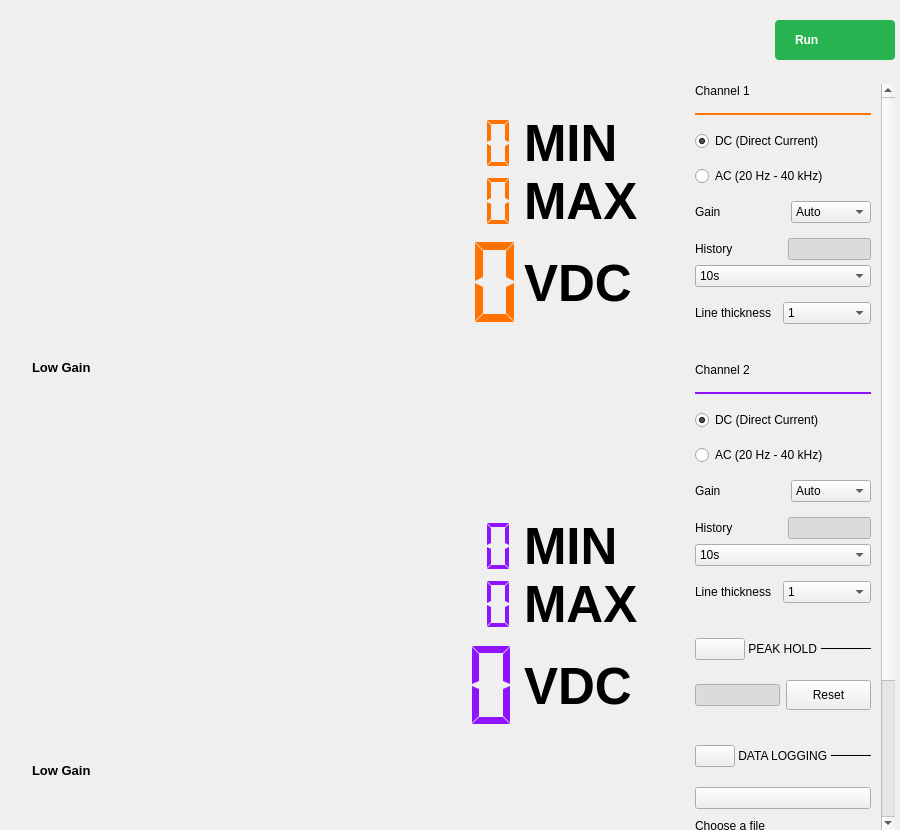
Above: ui/dmm.ui from analogdevicesinc/scopy before the change. Below: the same form after it.
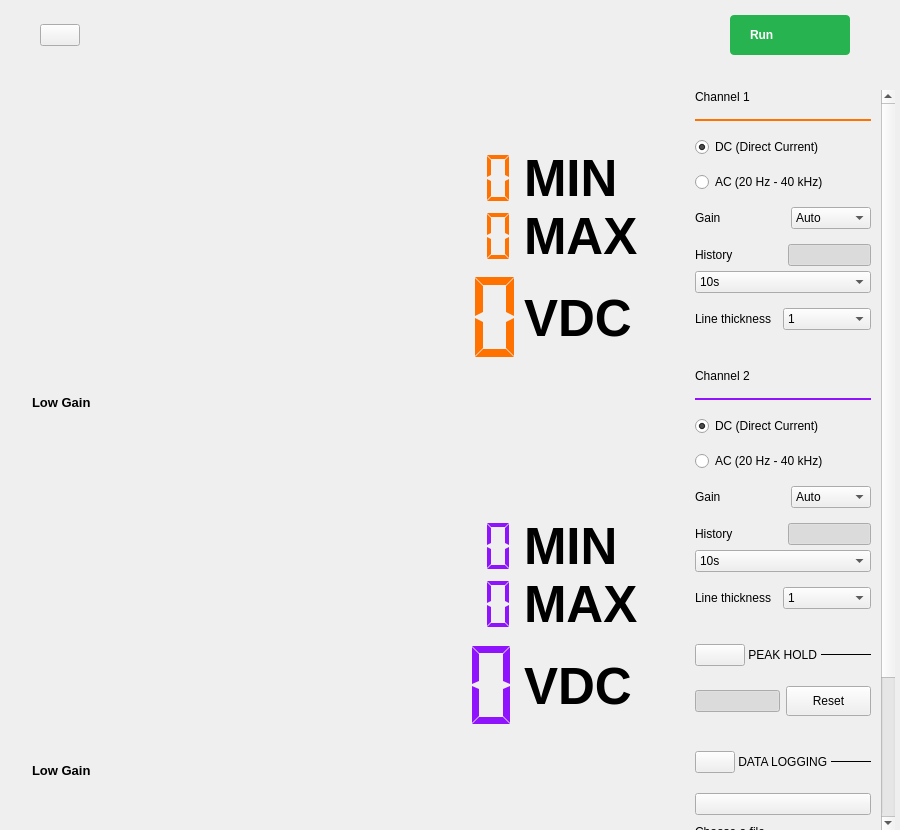
That is the form after the change. Icons and pictures are not drawn. Custom widgets are drawn as their Qt base class.

Commit message: Tools: Added help button for each tool

Patch:
```diff
--- a/ui/dmm.ui
+++ b/ui/dmm.ui
@@ -16,11 +16,131 @@
     <verstretch>0</verstretch>
    </sizepolicy>
   </property>
-  <layout class="QHBoxLayout" name="horizontalLayout">
+  <layout class="QVBoxLayout" name="verticalLayout_10">
    <property name="spacing">
     <number>0</number>
    </property>
    <property name="leftMargin">
+    <number>0</number>
+   </property>
+   <property name="topMargin">
+    <number>0</number>
+   </property>
+   <property name="rightMargin">
+    <number>0</number>
+   </property>
+   <property name="bottomMargin">
+    <number>0</number>
+   </property>
+   <item>
+    <widget class="QWidget" name="hLayout_top_btn_area_voltmeter" native="true">
+     <layout class="QHBoxLayout" name="hLayout_top_btn_area" stretch="0,0,0,0">
+      <property name="spacing">
+       <number>40</number>
+      </property>
+      <property name="leftMargin">
+       <number>0</number>
+      </property>
+      <property name="topMargin">
+       <number>15</number>
+      </property>
+      <property name="rightMargin">
+       <number>50</number>
+      </property>
+      <property name="bottomMargin">
+       <number>15</number>
+      </property>
+      <item>
+       <spacer name="horizontalSpacer_4">
+        <property name="orientation">
+         <enum>Qt::Horizontal</enum>
+        </property>
+        <property name="sizeType">
+         <enum>QSizePolicy::Fixed</enum>
+        </property>
+        <property name="sizeHint" stdset="0">
+         <size>
+          <width>40</width>
+          <height>10</height>
+         </size>
+        </property>
+       </spacer>
+      </item>
+      <item>
+       <widget class="adiscope::LinkedButton" name="btnHelp"/>
+      </item>
+      <item>
+       <spacer name="horizontalSpacer_3">
+        <property name="orientation">
+         <enum>Qt::Horizontal</enum>
+        </property>
+        <property name="sizeHint" stdset="0">
+         <size>
+          <width>40</width>
+          <height>20</height>
+         </size>
+        </property>
+       </spacer>
+      </item>
+      <item>
+       <widget class="QPushButton" name="run_button">
+        <property name="sizePolicy">
+         <sizepolicy hsizetype="Maximum" vsizetype="Maximum">
+          <horstretch>0</horstretch>
+          <verstretch>0</verstretch>
+         </sizepolicy>
+        </property>
+        <property name="layoutDirection">
+         <enum>Qt::RightToLeft</enum>
+        </property>
+        <property name="styleSheet">
+         <string notr="true">QPushButton {
+  width: 80px;
+  height: 40px;
+  border-radius: 4px;
+  background-color: #27b34f;
+  color: white;
+  
+  font-weight: bold;
+
+  text-align: left;
+  padding-left: 20px;
+  padding-right: 20px;
+}
+
+QPushButton[running=true] {
+  background-color: #F45000;
+}
+
+QPushButton:disabled {
+  background-color: grey;
+}</string>
+        </property>
+        <property name="text">
+         <string>Run</string>
+        </property>
+        <property name="icon">
+         <iconset resource="../resources/resources.qrc">
+          <normaloff>:/icons/ico-play.svg</normaloff>
+          <normalon>:/icons/ico-stop.svg</normalon>:/icons/ico-play.svg</iconset>
+        </property>
+        <property name="iconSize">
+         <size>
+          <width>8</width>
+          <height>10</height>
+         </size>
+        </property>
+        <property name="checkable">
+         <bool>true</bool>
+        </property>
+       </widget>
+      </item>
+     </layout>
+    </widget>
+   </item>
+   <item>
+    <layout class="QHBoxLayout" name="hLayout_main_area">
+     <property name="spacing">
     <number>0</number>
    </property>
    <property name="topMargin">
@@ -737,75 +857,6 @@
       <property name="bottomMargin">
        <number>0</number>
       </property>
-      <item>
-       <widget class="QPushButton" name="run_button">
-        <property name="sizePolicy">
-         <sizepolicy hsizetype="Maximum" vsizetype="Maximum">
-          <horstretch>0</horstretch>
-          <verstretch>0</verstretch>
-         </sizepolicy>
-        </property>
-        <property name="layoutDirection">
-         <enum>Qt::RightToLeft</enum>
-        </property>
-        <property name="styleSheet">
-         <string notr="true">QPushButton {
-  width: 80px;
-  height: 40px;
-  border-radius: 4px;
-  background-color: #27b34f;
-  color: white;
-  
-  font-weight: bold;
-
-  text-align: left;
-  padding-left: 20px;
-  padding-right: 20px;
-}
-
-QPushButton[running=true] {
-  background-color: #F45000;
-}
-
-QPushButton:disabled {
-  background-color: grey;
-}</string>
-        </property>
-        <property name="text">
-         <string>Run</string>
-        </property>
-        <property name="icon">
-         <iconset resource="../resources/resources.qrc">
-          <normaloff>:/icons/ico-play.svg</normaloff>
-          <normalon>:/icons/ico-stop.svg</normalon>:/icons/ico-play.svg</iconset>
-        </property>
-        <property name="iconSize">
-         <size>
-          <width>8</width>
-          <height>10</height>
-         </size>
-        </property>
-        <property name="checkable">
-         <bool>true</bool>
-        </property>
-       </widget>
-      </item>
-      <item>
-       <spacer name="verticalSpacer_2">
-        <property name="orientation">
-         <enum>Qt::Vertical</enum>
-        </property>
-        <property name="sizeType">
-         <enum>QSizePolicy::Fixed</enum>
-        </property>
-        <property name="sizeHint" stdset="0">
-         <size>
-          <width>0</width>
-          <height>24</height>
-         </size>
-        </property>
-       </spacer>
-      </item>
       <item>
        <widget class="QScrollArea" name="scrollArea">
         <property name="enabled">
@@ -1879,13 +1930,10 @@
     </widget>
    </item>
   </layout>
+   </item>
+  </layout>
  </widget>
  <customwidgets>
-  <customwidget>
-   <class>adiscope::CustomSwitch</class>
-   <extends>QPushButton</extends>
-   <header>customSwitch.hpp</header>
-  </customwidget>
   <customwidget>
    <class>adiscope::DetachDragZone</class>
    <extends>QWidget</extends>
@@ -1898,6 +1946,16 @@
    <header>instrumentnotes.h</header>
    <container>1</container>
   </customwidget>
+  <customwidget>
+   <class>adiscope::LinkedButton</class>
+   <extends>QPushButton</extends>
+   <header>linked_button.hpp</header>
+  </customwidget>
+  <customwidget>
+   <class>adiscope::CustomSwitch</class>
+   <extends>QPushButton</extends>
+   <header>customSwitch.hpp</header>
+  </customwidget>
   <customwidget>
    <class>QwtThermo</class>
    <extends>QWidget</extends>
```
Left out of the diff: 1 changed line with no effect on the pictures. Lines whose indentation alone changed are shown as unchanged. The commit also changes 23 other files.
